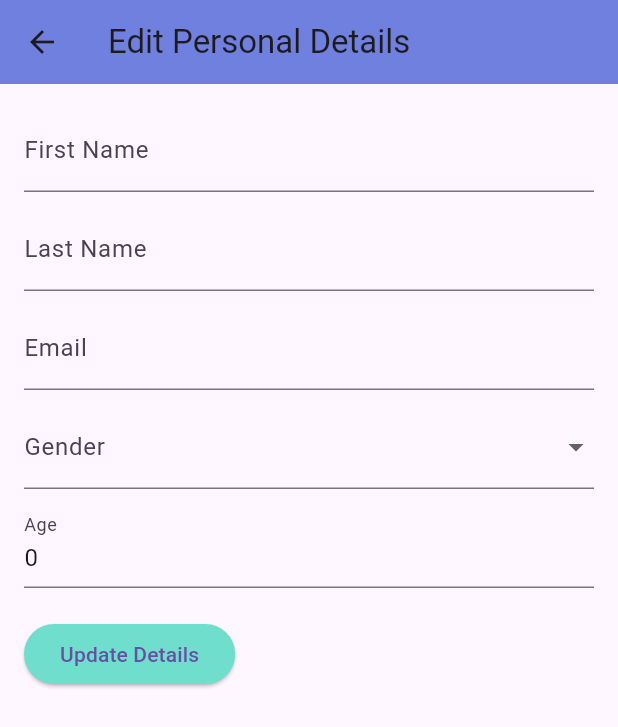
After one commit to Kenneth-mijares/Uplift, a Flutter app: the screen it shows once a user with an empty profile is signed in, item 4 of the bottom bar chosen, after a tap on "Edit Personal Details", on a phone screen of 412 x 824 dp. The commit adds this screen. Shown: the top 727 px of the screen. Run offline on Flutter 3.47's test engine with Material 3 defaults, Android fonts, the phone set to English and light mode, and no system bars; our stand-ins replace camera, cloud_firestore, firebase_auth, firebase_core, geolocator, google_fonts and 3 more; missing offline and left inert: map_launcher; accounts and stored records are empty.

```diff
--- a/lib/pages/maps page/maps_page.dart
+++ b/lib/pages/maps page/maps_page.dart
@@ -14,7 +14,8 @@ class _MapsPageState extends State<MapsPage> {
   List<Map<String, dynamic>> coordinates = [
     {'name': 'Place A', 'lat': 37.7749, 'lng': -122.4194},
     {'name': 'Place B', 'lat': 34.0522, 'lng': -118.2437},
-    {'name': 'Place C', 'lat': 40.7128, 'lng': -74.0060},
+    {'name': 'Place C', 'lat': 14.327685347578488, 'lng': 120.94368500275104},
+
   ];
 
   Position? _userLocation;
@@ -128,7 +129,7 @@ class _MapsPageState extends State<MapsPage> {
                       style: const TextStyle(fontWeight: FontWeight.bold, fontSize: 18),
                     ),
                     subtitle: Text(
-                      'Lat: ${coord['lat']}, Lng: ${coord['lng']}',
+                      'Lat: ${coord['lat']},\nLng: ${coord['lng']}',
                       style: const TextStyle(color: Colors.grey),
                     ),
                     onTap: () => _openMap(coord),
--- /dev/null
+++ b/lib/pages/settings page/edit_details_page.dart
@@ -0,0 +1,182 @@
+import 'package:cloud_firestore/cloud_firestore.dart';
+import 'package:firebase_auth/firebase_auth.dart';
+import 'package:flutter/material.dart';
+
+class EditDetailsPage extends StatefulWidget {
+  const EditDetailsPage({super.key});
+
+  @override
+
+  State<EditDetailsPage> createState() => _EditDetailsPageState();
+}
+
+class _EditDetailsPageState extends State<EditDetailsPage> {
+  final _firstNameController = TextEditingController();
+  final _lastNameController = TextEditingController();
+  final _emailController = TextEditingController();
+  final _genderController = TextEditingController();
+  final _ageController = TextEditingController();
+  bool _isLoading = false;
+
+  @override
+  void initState() {
+    super.initState();
+    _loadUserDetails();
+  }
+
+  @override
+  void dispose() {
+    _firstNameController.dispose();
+    _lastNameController.dispose();
+    _emailController.dispose();
+    _genderController.dispose();
+    _ageController.dispose();
+    super.dispose();
+  }
+
+  Future<void> _loadUserDetails() async {
+    setState(() {
+      _isLoading = true;
+    });
+
+    try {
+      // Get the current user's email
+      String email = FirebaseAuth.instance.currentUser!.email!;
+
+      // Query Firestore to find the document with this email
+      QuerySnapshot querySnapshot = await FirebaseFirestore.instance
+          .collection('users')
+          .where('email', isEqualTo: email)
+          .get();
+
+      if (querySnapshot.docs.isNotEmpty) {
+        var userDoc = querySnapshot.docs.first;
+        _firstNameController.text = userDoc['first name'] ?? '';
+        _lastNameController.text = userDoc['last name'] ?? '';
+        _emailController.text = userDoc['email'] ?? '';
+        _genderController.text = userDoc['gender'] ?? '';
+        _ageController.text = userDoc['age']?.toString() ?? '';
+      }
+    } catch (e) {
+      print("Error loading user details: $e");
+    } finally {
+      setState(() {
+        _isLoading = false;
+      });
+    }
+  }
+
+  Future<void> _updateUserDetails() async {
+  setState(() {
+    _isLoading = true;
+  });
+
+  try {
+    // Get the current user's email
+    String email = FirebaseAuth.instance.currentUser!.email!;
+
+    // Query Firestore to find the document with this email
+    QuerySnapshot querySnapshot = await FirebaseFirestore.instance
+        .collection('users')
+        .where('email', isEqualTo: email)
+        .get();
+
+    if (querySnapshot.docs.isNotEmpty) {
+      var userDocId = querySnapshot.docs.first.id;
+
+      // Update the document with new details
+      await FirebaseFirestore.instance.collection('users').doc(userDocId).update({
+        'first name': _firstNameController.text.trim(),
+        'last name': _lastNameController.text.trim(),
+        'email': _emailController.text.trim(),
+        'gender': _genderController.text.trim(),
+        'age': int.parse(_ageController.text.trim()),
+      });
+
+      ScaffoldMessenger.of(context).showSnackBar(
+        const SnackBar(content: Text('Details updated successfully!')),
+      );
+
+      // Pop and indicate that details were updated
+      Navigator.pop(context, true);
+    }
+  } catch (e) {
+    print("Error updating user details: $e");
+    ScaffoldMessenger.of(context).showSnackBar(
+      SnackBar(content: Text('Failed to update details: $e')),
+    );
+  } finally {
+    setState(() {
+      _isLoading = false;
+    });
+  }
+}
+
+
+  @override
+  Widget build(BuildContext context) {
+    return Scaffold(
+      appBar: AppBar(
+        title: const Text('Edit Personal Details'),
+        backgroundColor: const Color.fromARGB(255, 111, 128, 222),
+      ),
+      body: _isLoading
+          ? const Center(child: CircularProgressIndicator())
+          : Padding(
+              padding: const EdgeInsets.all(16.0),
+              child: SingleChildScrollView(
+                child: Column(
+                  crossAxisAlignment: CrossAxisAlignment.start,
+                  children: [
+                    TextField(
+                      controller: _firstNameController,
+                      decoration: const InputDecoration(labelText: 'First Name'),
+                    ),
+                    const SizedBox(height: 10),
+                    TextField(
+                      controller: _lastNameController,
+                      decoration: const InputDecoration(labelText: 'Last Name'),
+                    ),
+                    const SizedBox(height: 10),
+                    TextField(
+                      controller: _emailController,
+                      decoration: const InputDecoration(labelText: 'Email'),
+                      readOnly: true, // Make email read-only
+                    ),
+                    const SizedBox(height: 10),
+                    DropdownButtonFormField<String>(
+                      value: _genderController.text.isEmpty ? null : _genderController.text,
+                      decoration: const InputDecoration(labelText: 'Gender'),
+                      items: ['Male', 'Female'].map((String gender) {
+                        return DropdownMenuItem<String>(
+                          value: gender,
+                          child: Text(gender),
+                        );
+                      }).toList(),
+                      onChanged: (String? newValue) {
+                        setState(() {
+                          _genderController.text = newValue ?? '';
+                        });
+                      },
+                    ),
+                    const SizedBox(height: 10),
+                    TextField(
+                      controller: _ageController,
+                      keyboardType: TextInputType.number,
+                      decoration: const InputDecoration(labelText: 'Age'),
+                    ),
+                    const SizedBox(height: 20),
+                    ElevatedButton(
+                      onPressed: _updateUserDetails,
+                      style: ElevatedButton.styleFrom(
+                        backgroundColor: const Color.fromARGB(255, 111, 222, 205),
+                      ),
+                      child: const Text('Update Details'),
+                    ),
+                  ],
+                ),
+              ),
+            ),
+    );
+  }
+}
--- a/lib/pages/settings page/settings_page.dart
+++ b/lib/pages/settings page/settings_page.dart
@@ -1,7 +1,7 @@
-
+import 'package:flutter/material.dart';
+import 'package:firebase_auth/firebase_auth.dart';
 import 'package:cloud_firestore/cloud_firestore.dart';
-import 'package:firebase_auth/firebase_auth.dart';
-import 'package:flutter/material.dart';
+import 'edit_details_page.dart'; // Import the EditDetailsPage
 
 class SettingsPage extends StatefulWidget {
   const SettingsPage({super.key});
@@ -11,29 +11,30 @@ class SettingsPage extends StatefulWidget {
 }
 
 class _SettingsPageState extends State<SettingsPage> {
-  String firstName = "";
-  String lastName = "";
-  String email = "";
-  String gender = "";
+  String firstName = 'User';
 
   @override
   void initState() {
     super.initState();
-    fetchUserDetails();
+    _loadUserDetails();
   }
 
-  Future<void> fetchUserDetails() async {
-    User? user = FirebaseAuth.instance.currentUser;
-    if (user != null) {
-      DocumentSnapshot userDoc = await FirebaseFirestore.instance.collection('users').doc(user.uid).get();
-      if (userDoc.exists) {
+  Future<void> _loadUserDetails() async {
+    try {
+      String email = FirebaseAuth.instance.currentUser!.email!;
+      QuerySnapshot querySnapshot = await FirebaseFirestore.instance
+          .collection('users')
+          .where('email', isEqualTo: email)
+          .get();
+
+      if (querySnapshot.docs.isNotEmpty) {
+        var userDoc = querySnapshot.docs.first;
         setState(() {
-          firstName = userDoc['first name'] ?? "";
-          lastName = userDoc['last name'] ?? "";
-          email = userDoc['email'] ?? "";
-          gender = userDoc['gender'] ?? "";
+          firstName = userDoc['first name'] ?? 'User';
         });
       }
+    } catch (e) {
+      print("Error loading user details: $e");
     }
   }
 
@@ -53,62 +54,51 @@ class _SettingsPageState extends State<SettingsPage> {
           )
         ],
       ),
-      body: Padding(
-        padding: const EdgeInsets.all(16.0),
-        child: firstName.isEmpty ? _buildAddDetailsPrompt() : _buildUserDetails(),
-      ),
-    );
-  }
-
-  Widget _buildAddDetailsPrompt() {
-    return const Column(
-      mainAxisAlignment: MainAxisAlignment.center,
+      body: Column(
+        mainAxisAlignment: MainAxisAlignment.start,
         children: [
-        CircleAvatar(
-          radius: 60,
-          backgroundImage: NetworkImage('https://via.placeholder.com/150'),
-        ),
-        SizedBox(height: 20),
-        Text(
-          'Hello User!',
-          style: TextStyle(fontSize: 24, fontWeight: FontWeight.bold),
-        ),
-        SizedBox(height: 20),
-        Text(
-          'To personalize your experience, we recommend adding some details about you.',
-          textAlign: TextAlign.center,
-          style: TextStyle(fontSize: 16),
-        ),
-        SizedBox(height: 20),
-
-      ],
-    );
-  }
-
-  Widget _buildUserDetails() {
-    return Column(
-      mainAxisAlignment: MainAxisAlignment.center,
-      children: [
-        const CircleAvatar(
-          radius: 60,
-          backgroundImage: NetworkImage('https://via.placeholder.com/150'),
+          const SizedBox(height: 20),
+          Image.asset(
+            'assets/icons/settingIcon.png',
+            width: 400,
+            height: 130,
           ),
           const SizedBox(height: 20),
           Text(
             'Hello $firstName!',
             style: const TextStyle(fontSize: 24, fontWeight: FontWeight.bold),
           ),
+          const SizedBox(height: 13),
+          const Text(
+            'This page allows you to customize your personal Details. Adjust settings to your preferences.',
+            textAlign: TextAlign.center,
+            style: TextStyle(fontSize: 16),
+          ),
           const SizedBox(height: 20),
-        Text(
-          'Your email: $email',
-          style: const TextStyle(fontSize: 16),
+          const Divider(),
+          ListTile(
+            leading: const Icon(Icons.person),
+            title: const Text('Edit Personal Details'),
+            onTap: () async {
+              // Navigate to EditDetailsPage and wait for the result
+              bool? detailsUpdated = await Navigator.push(
+                context,
+                MaterialPageRoute(builder: (context) => const EditDetailsPage()),
+              );
+
+              // If details were updated, reload user details
+              if (detailsUpdated == true) {
+                _loadUserDetails();
+              }
+            },
           ),
-        Text(
-          'Gender: $gender',
-          style: const TextStyle(fontSize: 16),
+          ListTile(
+            leading: const Icon(Icons.logout),
+            title: const Text('Log Out'),
+            onTap: FirebaseAuth.instance.signOut,
           ),
-        // You can add more user details here
         ],
+      ),
     );
   }
 }
--- a/pubspec.yaml
+++ b/pubspec.yaml
@@ -77,6 +77,7 @@ flutter:
     - assets/images/lowerLimb.png
     - assets/images/background.png
     - assets/images/uplift_logo.png
+    - assets/icons/settingIcon.png
 
   #   - images/a_dot_ham.jpeg
 
```
Also changed, not shown: lib/pages/a logggin/register_page.dart (+19 -13 lines), assets/icons/settingIcon.png (added). Lines whose indentation alone changed are shown as unchanged.
